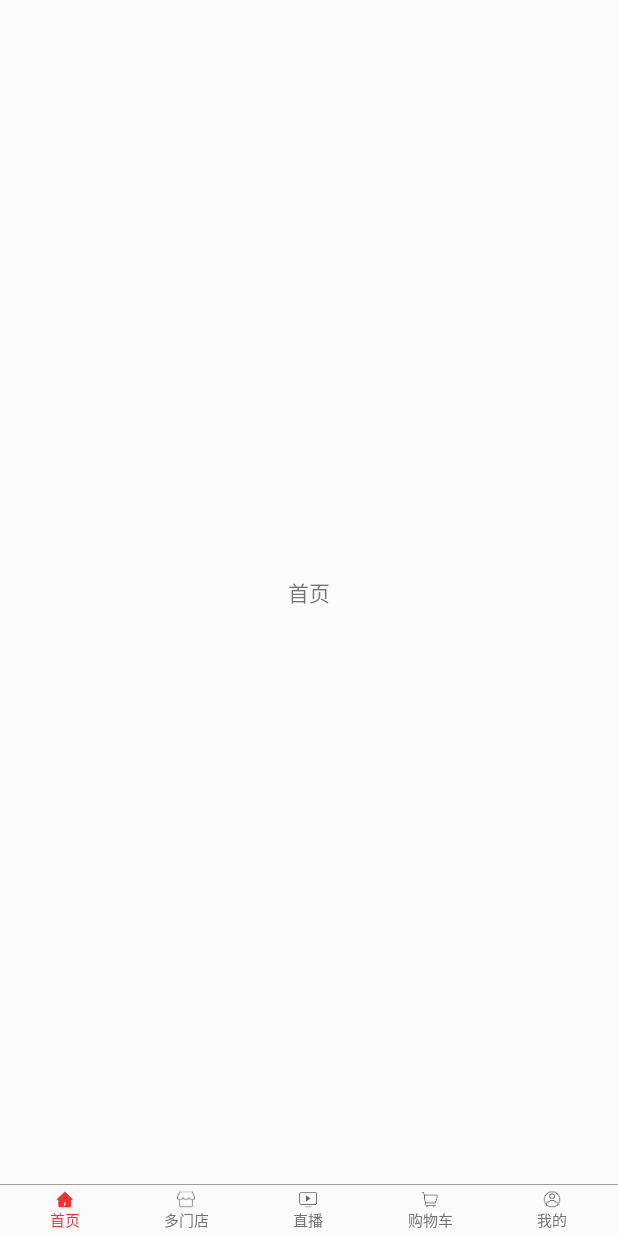
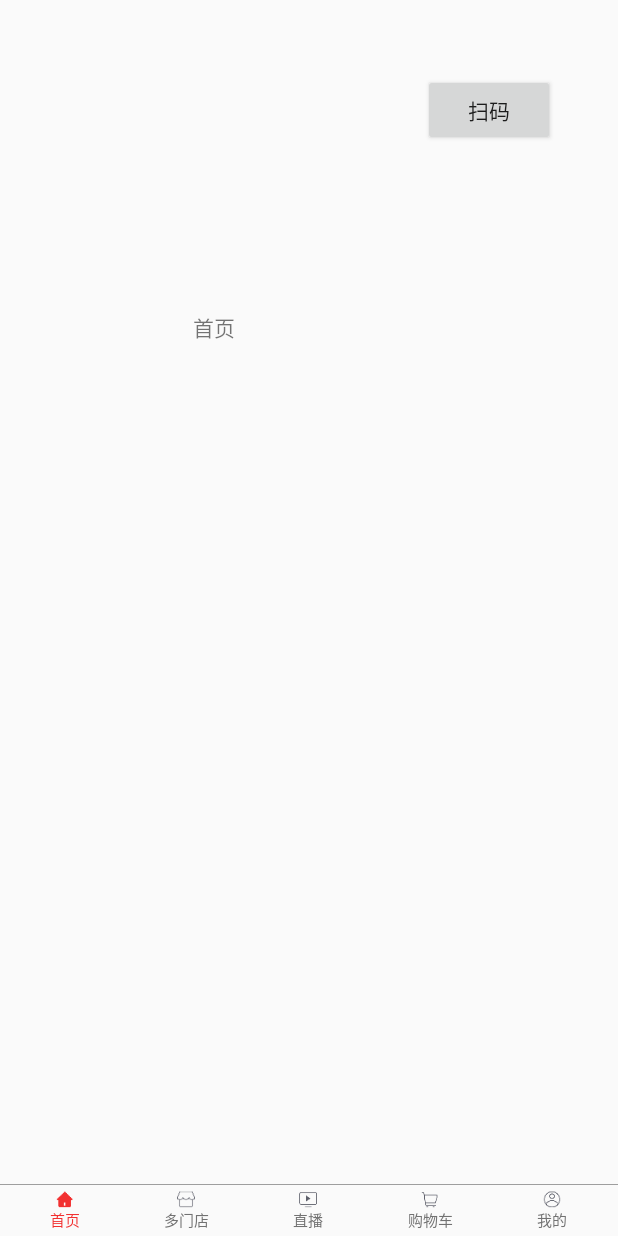
Before and after one commit to jiweijun/helloworld, an Android app: the HomeFragment screen opened directly, with no data from a screen before it, on a phone screen of 412 x 824 dp. Run offline under Robolectric (Android 15) with nearby library versions, the phone set to English and light mode, and no system bars.

Commit message:
Update fragment_home.xml

```diff
--- a/LinkDatabaseApplication/app/src/main/res/layout/fragment_home.xml
+++ b/LinkDatabaseApplication/app/src/main/res/layout/fragment_home.xml
@@ -1,15 +1,34 @@
-<LinearLayout xmlns:android="http://schemas.android.com/apk/res/android"
+<RelativeLayout xmlns:android="http://schemas.android.com/apk/res/android"
     xmlns:tools="http://schemas.android.com/tools"
-    android:orientation="vertical"
     android:layout_width="match_parent"
     android:layout_height="match_parent"
-    >
+    android:gravity="top|bottom|left|right"
+    android:orientation="vertical">
 
     <TextView
+        android:layout_width="191dp"
+        android:layout_height="wrap_content"
+        android:layout_alignParentStart="true"
+        android:layout_alignParentLeft="true"
+        android:layout_alignParentTop="true"
+        android:layout_marginStart="47dp"
+        android:layout_marginLeft="47dp"
+        android:layout_marginTop="207dp"
         android:gravity="center"
-        android:layout_width="match_parent"
-        android:layout_height="match_parent"
         android:text="首页" />
 
+    <Button
+        android:id="@+id/button3"
+        android:layout_width="wrap_content"
+        android:layout_height="wrap_content"
+        android:layout_alignParentTop="true"
+        android:layout_alignParentEnd="true"
+        android:layout_alignParentRight="true"
+        android:layout_marginTop="49dp"
+        android:layout_marginEnd="42dp"
+        android:layout_marginRight="42dp"
+        android:onClick="go2"
+        android:text="扫码" />
 
-</LinearLayout>
+
+</RelativeLayout>
```
